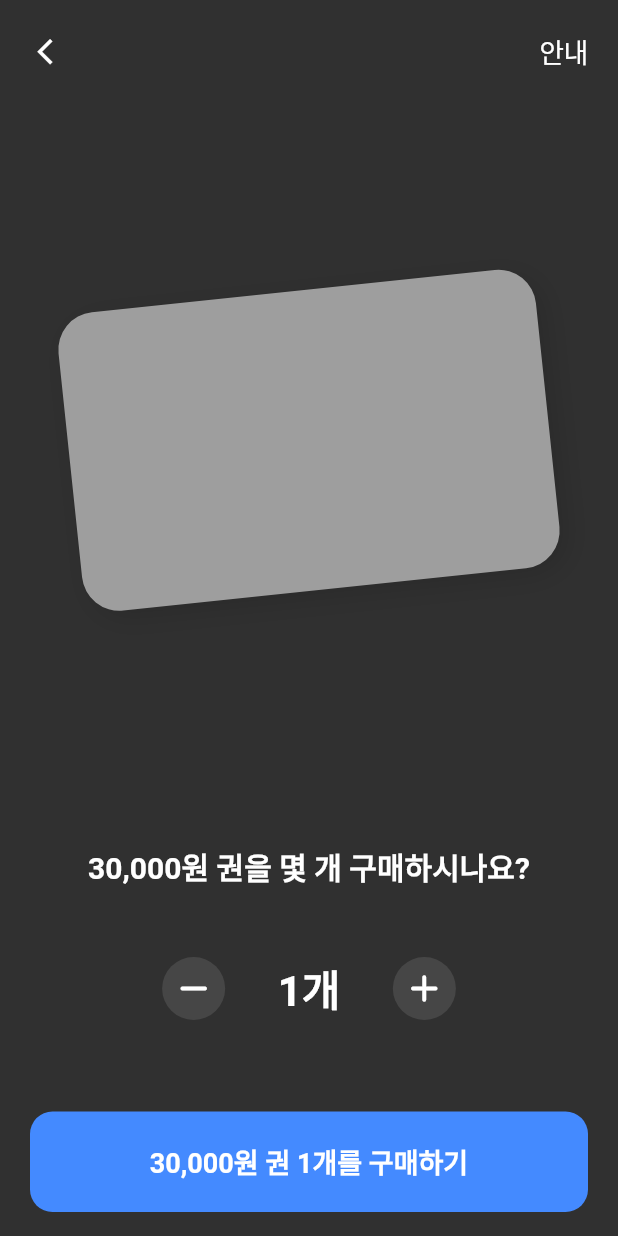
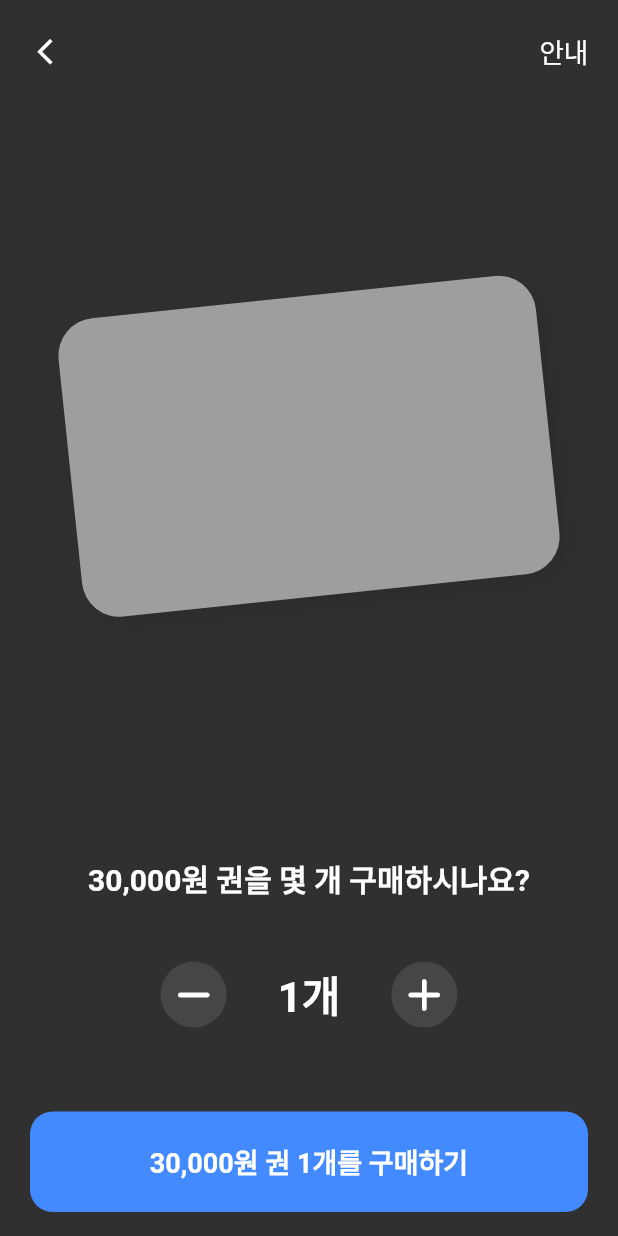
Before and after one commit to cyb9701/flutter-practice, a Flutter app: the GiftCardPage screen opened directly with empty values, on a phone screen of 412 x 824 dp. Run offline on Flutter 3.47's test engine with Material 2 defaults, Android fonts, the phone set to English and light mode, and no system bars.

Commit message:
증가 버튼 크기 애니메이션 추가

```diff
--- a/lib/gift_card_page.dart
+++ b/lib/gift_card_page.dart
@@ -25,33 +25,63 @@ class _GiftCardPageState extends State<GiftCardPage> with TickerProviderStateMix
   int _cardQuantity = 1;
   int _animationCardQuantity = 1;
 
-  // 카드 위치 애니메이션.
-  late Animation<double> _animation;
-  late AnimationController _controller;
+  // 카드 회전 애니메이션.
+  late Animation<double> _cardRotateAnimation;
+  late AnimationController _cardRotateController;
 
-  // 증감 버튼 클릭.
-  bool _clickedDecreaseButton = false;
-  bool _clickedIncreaseButton = false;
-
-  // 증감 버튼 애니메이션 효과 시간.
+  // 증감 버튼 크기 애니메이션.
+  late AnimationController _decreaseButtonScaleController;
+  late AnimationController _increaseButtonScaleController;
   final Duration _animationDuration = const Duration(milliseconds: 100);
 
-  @override
-  void initState() {
-    super.initState();
-    // 카드 초기 애니메이션.
-    _controller = AnimationController(
+  // 카드 회전 애니메이션 설정.
+  void _setCardRotateAnimation() {
+    _cardRotateController = AnimationController(
       vsync: this,
-      duration: const Duration(milliseconds: 1000),
+      duration: const Duration(seconds: 1),
     );
-    _animation = CurvedAnimation(
-      parent: _controller,
+    _cardRotateAnimation = CurvedAnimation(
+      parent: _cardRotateController,
       curve: Curves.easeInSine,
     )..addListener(() {
         // 상태 변경.
         setState(() {});
       });
-    _controller.forward();
+    _cardRotateController.forward();
+  }
+
+  // 버튼 크기 애니메이션 설정.
+  void _setButtonScaleAnimation() {
+    // 감소 버튼 애니메이션.
+    _decreaseButtonScaleController = AnimationController(
+      vsync: this,
+      duration: _animationDuration,
+      lowerBound: 0.0,
+      upperBound: 0.6,
+    )..addListener(() => setState(() {}));
+
+    // 증가 버튼 애니메이션.
+    _increaseButtonScaleController = AnimationController(
+      vsync: this,
+      duration: _animationDuration,
+      lowerBound: 0.0,
+      upperBound: 0.6,
+    )..addListener(() => setState(() {}));
+  }
+
+  @override
+  void initState() {
+    super.initState();
+    _setCardRotateAnimation();
+    _setButtonScaleAnimation();
+  }
+
+  @override
+  void dispose() {
+    _cardRotateController.dispose();
+    _decreaseButtonScaleController.dispose();
+    _increaseButtonScaleController.dispose();
+    super.dispose();
   }
 
   @override
@@ -74,7 +104,7 @@ class _GiftCardPageState extends State<GiftCardPage> with TickerProviderStateMix
                     Hero(
                       tag: widget.tag,
                       child: Transform.rotate(
-                        angle: _animation.value * (-math.pi / 30),
+                        angle: _cardRotateAnimation.value * (-math.pi / 30),
                         child: Stack(
                           children: List.generate(
                             _animationCardQuantity,
@@ -201,44 +231,21 @@ class _GiftCardPageState extends State<GiftCardPage> with TickerProviderStateMix
             mainAxisAlignment: MainAxisAlignment.center,
             children: [
               // 감소 버튼.
-              SizedBox(
-                width: 84,
-                height: 84,
-                child: CupertinoButton(
-                  onPressed: (_cardQuantity != 1)
+              _button(
+                animationController: _decreaseButtonScaleController,
+                iconData: Icons.remove_rounded,
+                voidCallback: (_cardQuantity != 1)
                     ? () {
                         // 수량 감소.
                         if (_cardQuantity < 6) {
                           _animationCardQuantity--;
                         }
                         _cardQuantity--;
-                          _clickedDecreaseButton = !_clickedDecreaseButton;
 
                         // 상태 변경.
                         setState(() {});
-
-                          Future.delayed(_animationDuration, () {
-                            setState(() {
-                              _clickedDecreaseButton = !_clickedDecreaseButton;
-                            });
-                          });
                       }
                     : null,
-                  child: AnimatedContainer(
-                    width: !_clickedDecreaseButton ? 42 : 52,
-                    height: !_clickedDecreaseButton ? 42 : 52,
-                    duration: _animationDuration,
-                    decoration: BoxDecoration(
-                      shape: BoxShape.circle,
-                      color: Colors.grey.withOpacity(0.2),
-                    ),
-                    child: const Icon(
-                      Icons.remove_rounded,
-                      size: 30,
-                      color: Colors.white,
-                    ),
-                  ),
-                ),
               ),
 
               // 수량.
@@ -254,46 +261,60 @@ class _GiftCardPageState extends State<GiftCardPage> with TickerProviderStateMix
               ),
 
               // 증가 버튼.
-              SizedBox(
-                width: 84,
-                height: 84,
-                child: CupertinoButton(
-                  onPressed: () {
-                    // 수량 감소.
+              _button(
+                animationController: _increaseButtonScaleController,
+                iconData: Icons.add_rounded,
+                voidCallback: () {
+                  // 수량 증가.
                   _cardQuantity++;
-                    _clickedIncreaseButton = !_clickedIncreaseButton;
                   if (_animationCardQuantity < 5) {
                     _animationCardQuantity++;
                   }
 
                   // 상태변경.
                   setState(() {});
+                },
+              ),
+            ],
+          ),
+        ],
+      ),
+    );
+  }
 
+  // 버튼.
+  Widget _button({
+    required AnimationController animationController,
+    VoidCallback? voidCallback,
+    required IconData iconData,
+  }) {
+    return CupertinoButton(
+      onPressed: () {
+        // 애니메이션 효과.
+        animationController.forward();
         Future.delayed(_animationDuration, () {
-                      setState(() {
-                        _clickedIncreaseButton = !_clickedIncreaseButton;
+          animationController.reverse();
         });
-                    });
+
+        // 값 변경.
+        if (voidCallback != null) {
+          voidCallback.call();
+        }
       },
-                  child: AnimatedContainer(
-                    width: !_clickedIncreaseButton ? 42 : 52,
-                    height: !_clickedIncreaseButton ? 42 : 52,
-                    duration: _animationDuration,
+      child: Transform.scale(
+        scale: 1 + animationController.value,
+        child: Container(
+          padding: const EdgeInsets.all(4),
           decoration: BoxDecoration(
             shape: BoxShape.circle,
             color: Colors.grey.withOpacity(0.2),
           ),
-                    child: const Icon(
-                      Icons.add_rounded,
-                      size: 30,
+          child: Icon(
+            iconData,
+            size: 36,
             color: Colors.white,
           ),
         ),
-                ),
-              ),
-            ],
-          ),
-        ],
       ),
     );
   }
```
Lines whose indentation alone changed are shown as unchanged.
